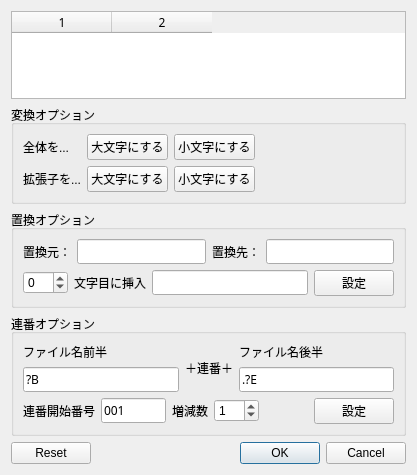
Before: the Qt Designer form renamemultidialog.ui in miyabi-satoh/Gefu, drawn with Qt 5.
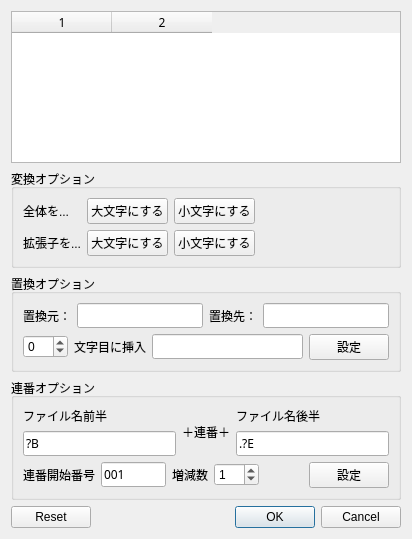
After: the same form once the commit is applied.

Diff of the .ui file:
```diff
--- a/renamemultidialog.ui
+++ b/renamemultidialog.ui
@@ -6,8 +6,8 @@
    <rect>
     <x>0</x>
     <y>0</y>
-    <width>417</width>
-    <height>475</height>
+    <width>412</width>
+    <height>539</height>
    </rect>
   </property>
   <property name="windowTitle">
```
Left out of the diff: 6 changed lines with no effect on the pictures.
